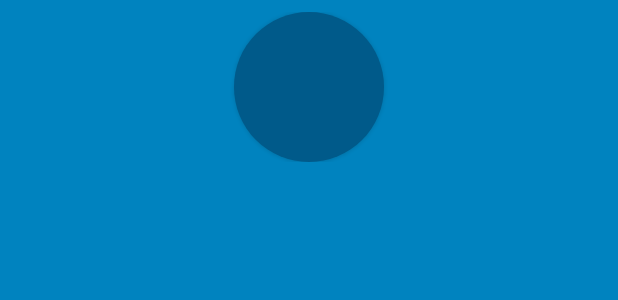
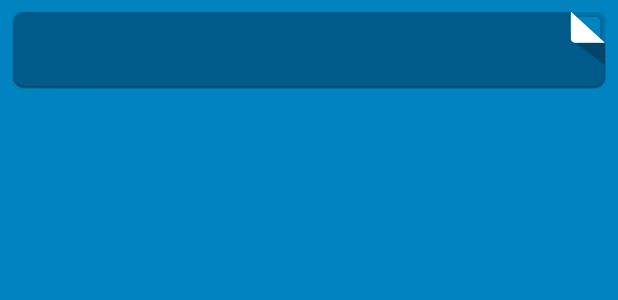
Before and after one commit to ageback/BeatBox, an Android app: the layout list_item_sound.xml on its own in the app's theme, with its tools: preview values and no code run, on a phone screen of 412 x 824 dp. Shown: the top 300 px of the screen. Run offline under Robolectric (Android 15) with nearby library versions, the phone set to English and light mode, and no system bars.

Commit message:
更改暗色主题；学习9-patch图片

```diff
--- a/app/src/main/res/drawable/button_beat_box.xml
+++ b/app/src/main/res/drawable/button_beat_box.xml
@@ -1,6 +1,6 @@
 <?xml version="1.0" encoding="utf-8"?>
 <selector xmlns:android="http://schemas.android.com/apk/res/android">
-    <item android:drawable="@drawable/button_beat_box_pressed"
+    <item android:drawable="@drawable/ic_button_beat_box_pressed"
         android:state_pressed="true" />
-    <item android:drawable="@drawable/button_beat_box_normal"/>
+    <item android:drawable="@drawable/ic_button_beat_box_default"/>
 </selector>
--- a/app/src/main/res/layout/list_item_sound.xml
+++ b/app/src/main/res/layout/list_item_sound.xml
@@ -15,8 +15,8 @@
         android:layout_margin="8dp">
 
         <Button
-            android:layout_width="100dp"
-            android:layout_height="100dp"
+            android:layout_width="match_parent"
+            android:layout_height="match_parent"
             android:layout_gravity="center"
             android:onClick="@{() -> viewModel.onButtonClicked()}"
             android:text="@{viewModel.title}" />
--- a/app/src/main/res/values-night/themes.xml
+++ b/app/src/main/res/values-night/themes.xml
@@ -1,6 +1,6 @@
 <resources xmlns:tools="http://schemas.android.com/tools">
     <!-- Base application theme. -->
-    <style name="Theme.BeatBox" parent="Theme.MaterialComponents.DayNight.DarkActionBar">
+    <style name="Theme.BeatBox" parent="Theme.AppCompat">
         <!-- Primary brand color. -->
         <item name="colorPrimary">@color/purple_200</item>
         <item name="colorPrimaryVariant">@color/purple_700</item>
@@ -12,5 +12,8 @@
         <!-- Status bar color. -->
         <item name="android:statusBarColor" tools:targetApi="l">?attr/colorPrimaryVariant</item>
         <!-- Customize your theme here. -->
+        <!--        覆盖主题背景色-->
+        <item name="android:windowBackground">@color/soothing_blue</item>
+        <item name="buttonStyle">@style/BeatBoxButton</item>
     </style>
 </resources>
```
Also changed, not shown: app/src/main/res/drawable-xxhdpi/ic_button_beat_box_default.9.png (added), app/src/main/res/drawable-xxhdpi/ic_button_beat_box_pressed.9.png (added).
